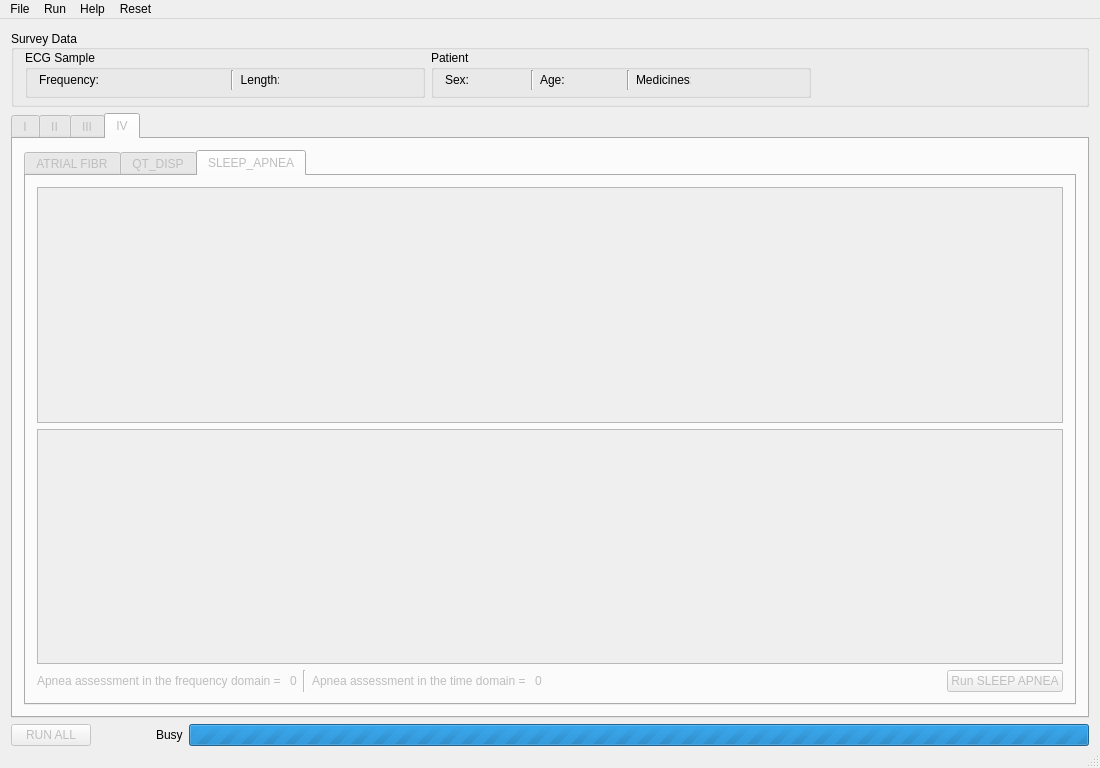
Qt form EKG/Views/airecgmain.ui (qwerty90/ProjektEKG) before a commit.
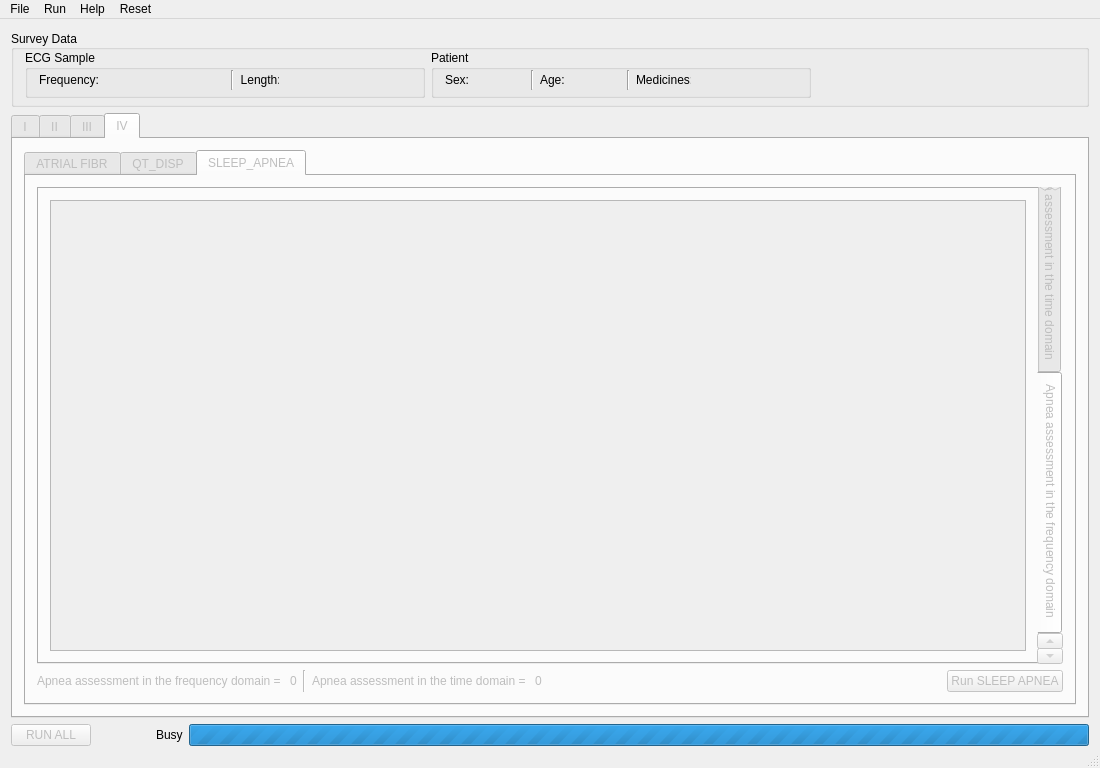
The same form after that commit. The open tabs and pages were chosen to show the change. Icons and pictures are not drawn.

Diff of the .ui file:
```diff
--- a/EKG/Views/airecgmain.ui
+++ b/EKG/Views/airecgmain.ui
@@ -3379,6 +3379,19 @@
              </attribute>
              <layout class="QVBoxLayout" name="verticalLayout_77">
               <item>
+               <widget class="QTabWidget" name="tabWidget">
+                <property name="tabPosition">
+                 <enum>QTabWidget::East</enum>
+                </property>
+                <property name="currentIndex">
+                 <number>0</number>
+                </property>
+                <widget class="QWidget" name="tab">
+                 <attribute name="title">
+                  <string>Apnea assessment in the time domain</string>
+                 </attribute>
+                 <layout class="QVBoxLayout" name="verticalLayout_2">
+                  <item>
                <widget class="QScrollArea" name="sleepArea1">
                 <property name="widgetResizable">
                  <bool>true</bool>
@@ -3388,13 +3401,20 @@
                   <rect>
                    <x>0</x>
                    <y>0</y>
-                   <width>1030</width>
-                   <height>243</height>
+                       <width>988</width>
+                       <height>470</height>
                   </rect>
                  </property>
                 </widget>
                </widget>
               </item>
+                 </layout>
+                </widget>
+                <widget class="QWidget" name="tab_4">
+                 <attribute name="title">
+                  <string>Apnea assessment in the frequency domain </string>
+                 </attribute>
+                 <layout class="QVBoxLayout" name="verticalLayout_8">
               <item>
                <widget class="QScrollArea" name="sleepArea2">
                 <property name="widgetResizable">
@@ -3405,10 +3425,14 @@
                   <rect>
                    <x>0</x>
                    <y>0</y>
-                   <width>1030</width>
-                   <height>243</height>
-                  </rect>
-                 </property>
+                       <width>1006</width>
+                       <height>450</height>
+                      </rect>
+                     </property>
+                    </widget>
+                   </widget>
+                  </item>
+                 </layout>
                 </widget>
                </widget>
               </item>
```
Left out of the diff: 29 changed lines with no effect on the pictures. Lines whose indentation alone changed are shown as unchanged.
